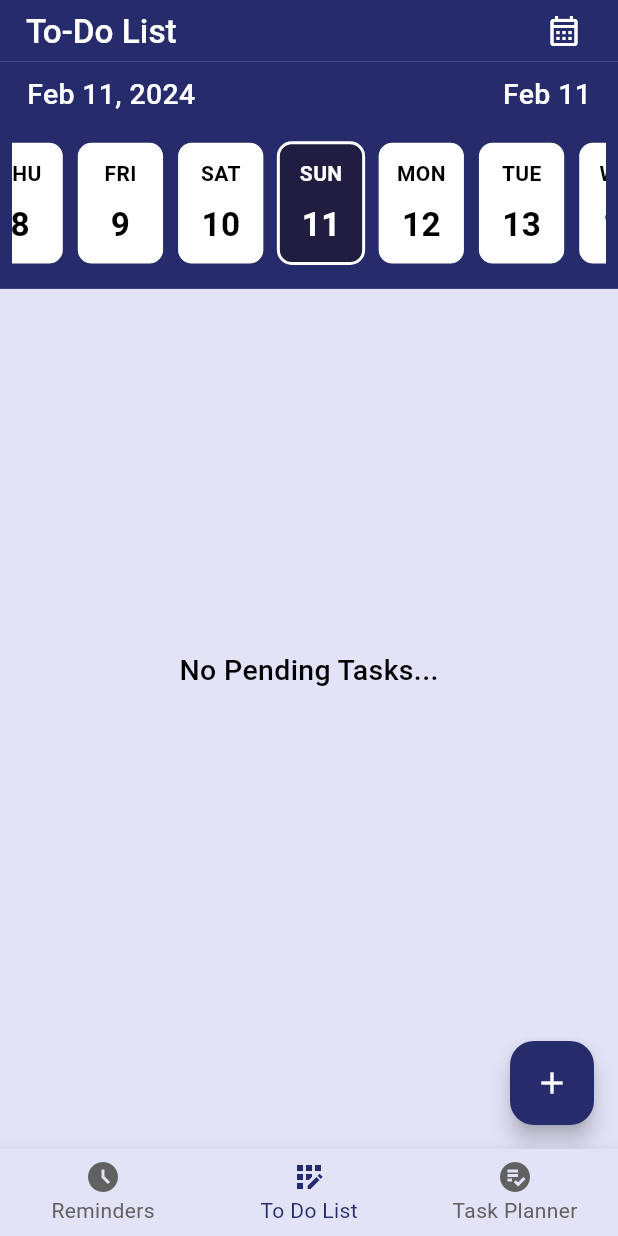
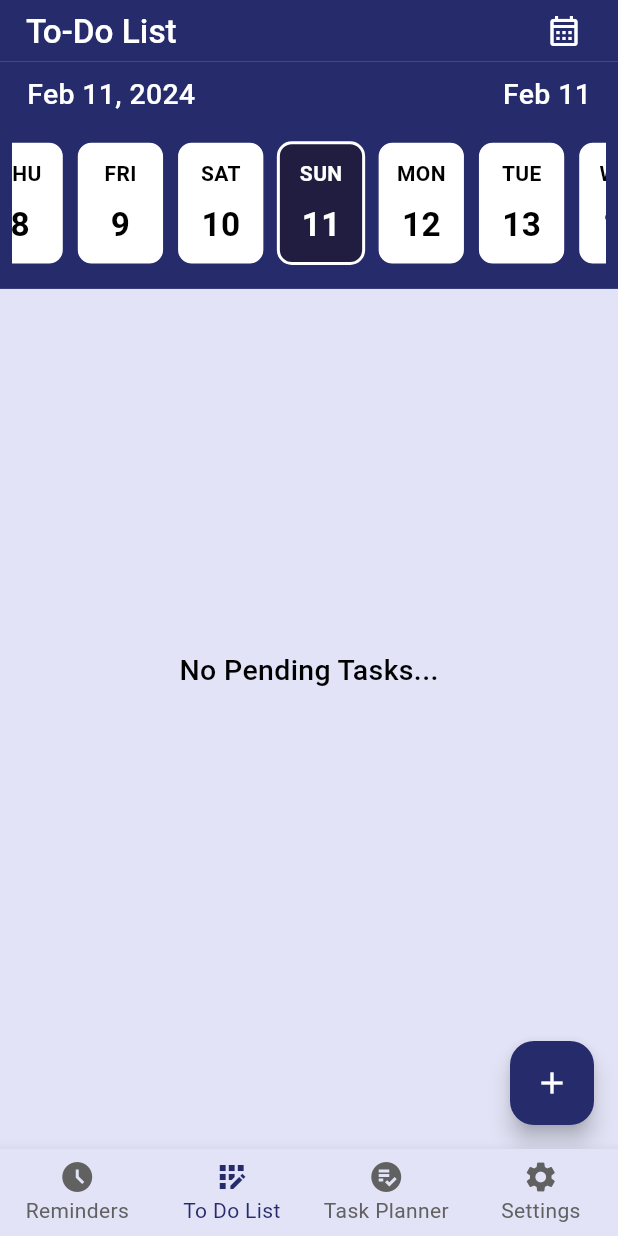
Before and after one commit to PatelPruthvi/task_planner, a Flutter app: the BottomBarView screen opened directly, on a phone screen of 412 x 824 dp. Run offline on Flutter 3.47's test engine with Material 3 defaults, Android fonts, the light colour scheme and no system bars; drawn by our look-alikes of easy_date_timeline; our stand-ins replace another_flushbar, bloc, buttons_tabbar, firebase_auth, firebase_core, flutter_bloc and 5 more; accounts and stored records are empty.

Commit message:
implemented_setting_screen_front_end

```diff
--- a/lib/resources/components/bottom_sheets/bottom_sheet_planner.dart
+++ b/lib/resources/components/bottom_sheets/bottom_sheet_planner.dart
@@ -1,7 +1,7 @@
 // ignore_for_file: use_build_context_synchronously
 
 import 'package:flutter/material.dart';
-import 'package:task_planner/resources/button_demo.dart';
+import 'package:task_planner/resources/components/buttons/button_demo.dart';
 import 'package:task_planner/resources/components/drop_down/category_drop_down.dart';
 import 'package:task_planner/resources/components/drop_down/color_drop_down.dart';
 import 'package:task_planner/resources/components/drop_down/reminder_dropdown.dart';
--- a/lib/resources/button_demo.dart
+++ b/lib/resources/components/buttons/button_demo.dart
@@ -1,5 +1,5 @@
 import 'package:flutter/material.dart';
-import '../utils/fonts/font_size.dart';
+import '../../../utils/fonts/font_size.dart';
 
 class Buttons {
   static ElevatedButton getRectangleButton(
--- a/lib/resources/components/to_do_list.dart
+++ b/lib/resources/components/to_do_list.dart
@@ -3,7 +3,7 @@ import 'package:flutter/material.dart';
 import 'package:flutter_slidable/flutter_slidable.dart';
 
 import 'package:task_planner/models/to_do_model.dart';
-import 'package:task_planner/resources/button_demo.dart';
+import 'package:task_planner/resources/components/buttons/button_demo.dart';
 import 'package:task_planner/resources/components/bottom_sheets/bottom_sheet_planner.dart';
 import 'package:task_planner/resources/components/dialog_box/dialog_box.dart';
 
--- a/lib/utils/Themes/themes.dart
+++ b/lib/utils/Themes/themes.dart
@@ -10,7 +10,7 @@ class Themes {
   //primaryColorDark == selected tile color
   // splash color == unselected tile color
   static getLightModeTheme(BuildContext context) => ThemeData(
-      iconTheme: const IconThemeData(color: AppColors.kwhiteColor),
+      iconTheme: const IconThemeData(color: AppColors.kblackColor),
       // canvasColor: ,
       listTileTheme: ListTileThemeData(
           tileColor: AppColors.kwhiteColor,
@@ -41,6 +41,12 @@ class Themes {
           dragHandleColor: AppColors.kGreyColor,
           showDragHandle: true,
           backgroundColor: AppColors.kscreenColor),
+      bottomNavigationBarTheme: BottomNavigationBarThemeData(
+        selectedItemColor: AppColors.kblue600,
+        unselectedItemColor: AppColors.kGreyColor,
+        unselectedLabelStyle: FontSize.getBottomTextStyle(context),
+        selectedLabelStyle: FontSize.getBottomSelectedStyle(context),
+      ),
       colorScheme: const ColorScheme.light(
           primary: AppColors.kblue600,
           secondary: AppColors.kblue600,
@@ -73,6 +79,12 @@ class Themes {
         shape: RoundedRectangleBorder(borderRadius: BorderRadius.circular(10)),
         iconColor: AppColors.kwhiteColor,
       ),
+      bottomNavigationBarTheme: BottomNavigationBarThemeData(
+        selectedItemColor: AppColors.kmediumBlueColor,
+        unselectedItemColor: AppColors.kscreenColor,
+        unselectedLabelStyle: FontSize.getBottomTextStyle(context),
+        selectedLabelStyle: FontSize.getBottomSelectedStyle(context),
+      ),
       bottomSheetTheme: const BottomSheetThemeData(
           dragHandleColor: AppColors.kscreenColor,
           showDragHandle: true,
--- a/lib/views/bottom_bar_view/bottom_bar_view.dart
+++ b/lib/views/bottom_bar_view/bottom_bar_view.dart
@@ -1,7 +1,7 @@
 import 'package:flutter/material.dart';
-import 'package:task_planner/utils/fonts/font_size.dart';
 import 'package:task_planner/views/planner_view/ui/planner_view.dart';
 import 'package:task_planner/views/reminders_view/ui/reminder_view.dart';
+import 'package:task_planner/views/settings_view/ui/settings_view.dart';
 import 'package:task_planner/views/to_do_view/ui/to_do_view.dart';
 
 class BottomBarView extends StatefulWidget {
@@ -25,12 +25,14 @@ class _BottomBarViewState extends State<BottomBarView> {
     final List<Widget> widgets = [
       const ReminderView(),
       const ToDoWidget(),
-      const PlannerView()
+      const PlannerView(),
+      const SettingScreen()
     ];
     return Scaffold(
       backgroundColor: Theme.of(context).scaffoldBackgroundColor,
       body: widgets.elementAt(selectedIndex),
       bottomNavigationBar: BottomNavigationBar(
+        type: BottomNavigationBarType.fixed,
         backgroundColor: Theme.of(context).scaffoldBackgroundColor,
         items: const [
           BottomNavigationBarItem(
@@ -39,14 +41,9 @@ class _BottomBarViewState extends State<BottomBarView> {
               icon: Icon(Icons.app_registration_sharp), label: "To Do List"),
           BottomNavigationBarItem(
               icon: Icon(Icons.playlist_add_check_circle_sharp),
-              label: "Task Planner")
+              label: "Task Planner"),
+          BottomNavigationBarItem(icon: Icon(Icons.settings), label: "Settings")
         ],
-        selectedItemColor: Theme.of(context).primaryColor,
-        unselectedItemColor: Theme.of(context).primaryColorLight,
-        selectedFontSize: 16,
-        unselectedFontSize: 12,
-        unselectedLabelStyle: FontSize.getBottomTextStyle(context),
-        selectedLabelStyle: FontSize.getBottomSelectedStyle(context),
         currentIndex: selectedIndex,
         onTap: onBarChange,
       ),
--- a/lib/views/category_view/ui/category_view.dart
+++ b/lib/views/category_view/ui/category_view.dart
@@ -7,7 +7,7 @@ import 'package:task_planner/utils/fonts/font_size.dart';
 import 'package:task_planner/views/reminders_view/bloc/reminder_bloc.dart';
 
 import '../../../models/enum_models.dart';
-import '../../../resources/button_demo.dart';
+import '../../../resources/components/buttons/button_demo.dart';
 import '../../../resources/components/bottom_sheets/bottom_sheet_planner.dart';
 import '../../../resources/components/dialog_box/dialog_box.dart';
 import '../../../resources/components/drop_down/category_drop_down.dart';
--- a/lib/views/login_view/ui/login_view.dart
+++ b/lib/views/login_view/ui/login_view.dart
@@ -3,7 +3,7 @@
 import 'package:flutter/material.dart';
 import 'package:flutter_bloc/flutter_bloc.dart';
 
-import 'package:task_planner/resources/button_demo.dart';
+import 'package:task_planner/resources/components/buttons/button_demo.dart';
 import 'package:task_planner/utils/utils.dart';
 import 'package:task_planner/views/bottom_bar_view/bottom_bar_view.dart';
 import 'package:task_planner/views/login_view/bloc/login_bloc.dart';
--- a/lib/views/planner_view/ui/planner_view.dart
+++ b/lib/views/planner_view/ui/planner_view.dart
@@ -2,7 +2,7 @@ import 'package:easy_date_timeline/easy_date_timeline.dart';
 import 'package:flutter/material.dart';
 import 'package:flutter_bloc/flutter_bloc.dart';
 import 'package:flutter_slidable/flutter_slidable.dart';
-import 'package:task_planner/resources/button_demo.dart';
+import 'package:task_planner/resources/components/buttons/button_demo.dart';
 import 'package:task_planner/resources/components/calendar/infinite_view_calendar.dart';
 import 'package:task_planner/views/home_view/bloc/home_bloc.dart';
 import 'package:task_planner/views/planner_view/bloc/task_plan_bloc.dart';
--- a/lib/views/to_do_view/ui/to_do_view.dart
+++ b/lib/views/to_do_view/ui/to_do_view.dart
@@ -8,7 +8,7 @@ import 'package:task_planner/utils/fonts/font_size.dart';
 import 'package:task_planner/views/home_view/bloc/home_bloc.dart';
 import 'package:task_planner/views/to_do_view/bloc/to_do_bloc.dart';
 import '../../../models/enum_models.dart';
-import '../../../resources/button_demo.dart';
+import '../../../resources/components/buttons/button_demo.dart';
 import '../../../resources/components/bottom_sheets/bottom_sheet_planner.dart';
 import '../../../resources/components/drop_down/category_drop_down.dart';
 import '../../../resources/components/drop_down/reminder_dropdown.dart';
```
Also changed, not shown: lib/resources/components/buttons/settings_page_button.dart (added, +41 -0 lines), lib/views/settings_view/ui/settings_view.dart (added, +89 -0 lines).
